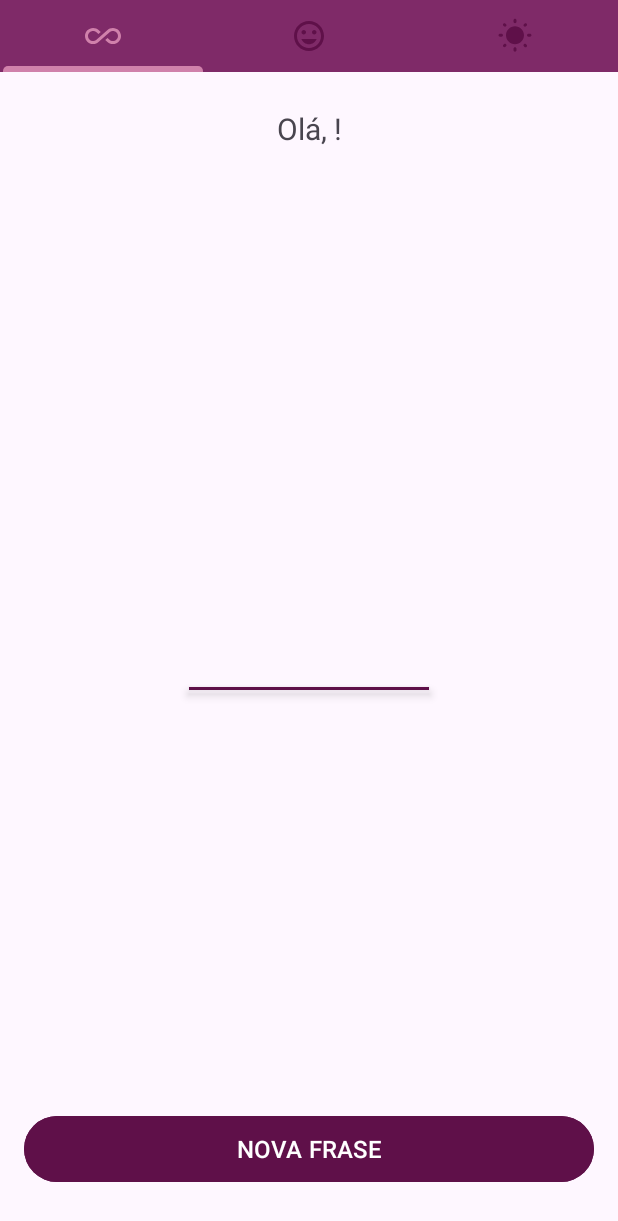
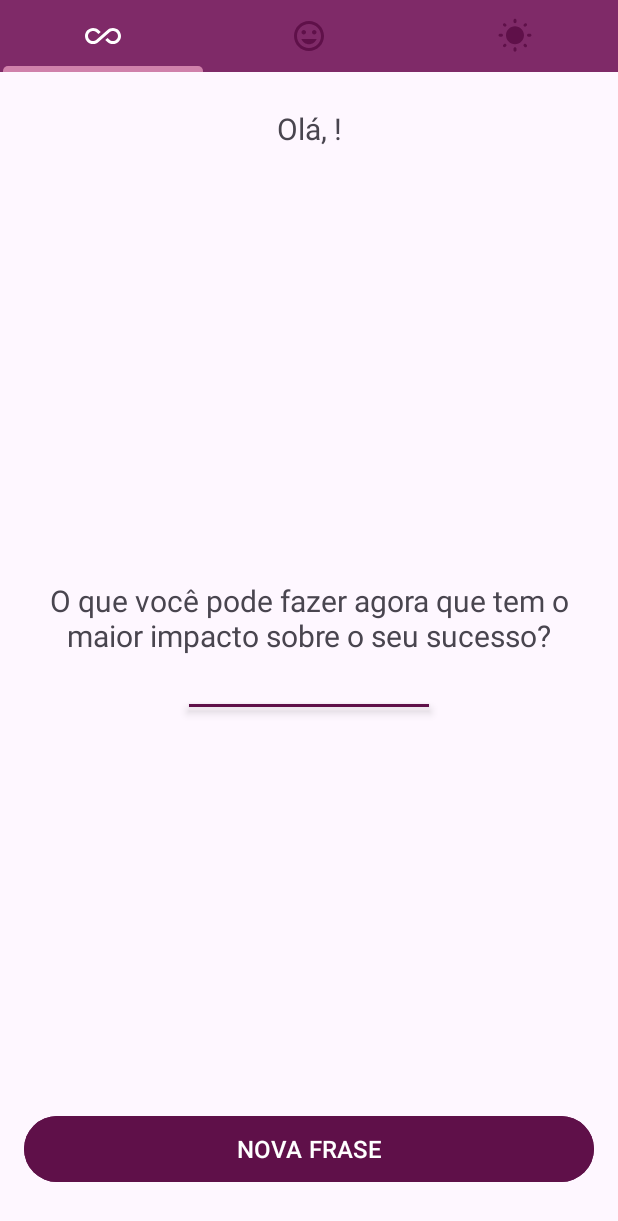
Before and after one commit to HMDarkFir3/motivation-android, an Android app: the MainActivity screen opened directly, with no data from a screen before it, on a phone screen of 412 x 824 dp. Shown: the top 1221 px of the screen. Run offline under Robolectric (Android 15) with nearby library versions, the phone set to English and light mode, and no system bars.

Commit message:
feat: new phrase done

```diff
--- /dev/null
+++ b/app/src/main/java/com/hmdarkfir3/motivation/data/PhraseMock.kt
@@ -0,0 +1,35 @@
+package com.hmdarkfir3.motivation.data
+import com.hmdarkfir3.motivation.models.PhraseModel
+import com.hmdarkfir3.motivation.utils.Constants
+import kotlin.random.Random
+
+class PhraseMock {
+    private val listPhrases = listOf(
+        PhraseModel("Não sabendo que era impossível, foi lá e fez.", HAPPY),
+        PhraseModel("Você não é derrotado quando perde, você é derrotado quando desiste!", HAPPY),
+        PhraseModel("Quando está mais escuro, vemos mais estrelas!", HAPPY),
+        PhraseModel("Insanidade é fazer sempre a mesma coisa e esperar um resultado diferente.", HAPPY),
+        PhraseModel("Não pare quando estiver cansado, pare quando tiver terminado.", HAPPY),
+        PhraseModel("O que você pode fazer agora que tem o maior impacto sobre o seu sucesso?", HAPPY),
+        PhraseModel("A melhor maneira de prever o futuro é inventá-lo.", SUNNY),
+        PhraseModel("Você perde todas as chances que você não aproveita.", SUNNY),
+        PhraseModel("Fracasso é o condimento que dá sabor ao sucesso.", SUNNY),
+        PhraseModel(" Enquanto não estivermos comprometidos, haverá hesitação!", SUNNY),
+        PhraseModel("Se você não sabe onde quer ir, qualquer caminho serve.", SUNNY),
+        PhraseModel("Se você acredita, faz toda a diferença.", SUNNY),
+        PhraseModel("Riscos devem ser corridos, porque o maior perigo é não arriscar nada!", SUNNY)
+    )
+
+    fun getPhrase(categoryId: Int): String {
+        val filteredPhrases = listPhrases.filter { it.categoryId == categoryId || categoryId == ALL }
+        val rand = Random.nextInt(filteredPhrases.size)
+
+        return filteredPhrases[rand].description
+    }
+
+    companion object {
+        private const val ALL = Constants.CATEGORY.ALL
+        private const val HAPPY = Constants.CATEGORY.HAPPY
+        private const val SUNNY = Constants.CATEGORY.SUNNY
+    }
+}
--- /dev/null
+++ b/app/src/main/java/com/hmdarkfir3/motivation/models/PhraseModel.kt
@@ -0,0 +1,3 @@
+package com.hmdarkfir3.motivation.models
+
+data class PhraseModel(val description: String, val categoryId: Int)
--- a/app/src/main/java/com/hmdarkfir3/motivation/ui/MainActivity.kt
+++ b/app/src/main/java/com/hmdarkfir3/motivation/ui/MainActivity.kt
@@ -8,6 +8,7 @@ import androidx.core.content.ContextCompat
 import androidx.core.view.ViewCompat
 import androidx.core.view.WindowInsetsCompat
 import com.hmdarkfir3.motivation.R
+import com.hmdarkfir3.motivation.data.PhraseMock
 import com.hmdarkfir3.motivation.utils.Constants
 import com.hmdarkfir3.motivation.data.SecurityPreferences
 import com.hmdarkfir3.motivation.databinding.ActivityMainBinding
@@ -28,13 +29,23 @@ class MainActivity : AppCompatActivity() {
         window.addFlags(WindowManager.LayoutParams.FLAG_DRAWS_SYSTEM_BAR_BACKGROUNDS)
         window.statusBarColor = ContextCompat.getColor(this, R.color.purple)
 
+        getUsernameOfSharedPreferences()
+        handleNewPhrase()
+
+        binding.buttonNewPhrase.setOnClickListener {
+            handleNewPhrase()
+        }
+    }
+
+    private fun getUsernameOfSharedPreferences() {
         val username = SecurityPreferences(this).getStringAttributes(Constants.KEY.USERNAME_KEY)
         val helloMessage = getString(R.string.hello, username)
+        binding.textHello.text = helloMessage
+    }
 
-        binding.textHello.text = helloMessage
-
-        binding.buttonNewPhrase.setOnClickListener {
-
-        }
+    private fun handleNewPhrase() {
+        val selectedCategoryIndex = binding.tabMotivationCategory.selectedTabPosition
+        val newPhrase = PhraseMock().getPhrase(selectedCategoryIndex)
+        binding.textPhrase.text = newPhrase
     }
 }
--- a/app/src/main/java/com/hmdarkfir3/motivation/ui/UserActivity.kt
+++ b/app/src/main/java/com/hmdarkfir3/motivation/ui/UserActivity.kt
@@ -11,7 +11,6 @@ import com.hmdarkfir3.motivation.R
 import com.hmdarkfir3.motivation.utils.Constants
 import com.hmdarkfir3.motivation.data.SecurityPreferences
 import com.hmdarkfir3.motivation.databinding.ActivityUserBinding
-import kotlin.reflect.KClass
 
 class UserActivity : AppCompatActivity() {
     private lateinit var binding: ActivityUserBinding
@@ -31,11 +30,11 @@ class UserActivity : AppCompatActivity() {
 
         mSecurityPreferences = SecurityPreferences(this)
 
+        verifyUsernameAlreadyExists()
+
         binding.buttonSave.setOnClickListener {
             handleSave()
         }
-
-        verifyUsernameAlreadyExists()
     }
 
     private fun handleSave() {
--- a/app/src/main/java/com/hmdarkfir3/motivation/utils/Constants.kt
+++ b/app/src/main/java/com/hmdarkfir3/motivation/utils/Constants.kt
@@ -5,4 +5,10 @@ class Constants private constructor() {
         const val MOTIVATION_STORAGE = "MOTIVATION_APP"
         const val USERNAME_KEY = "USERNAME"
     }
+
+    object CATEGORY {
+        const val ALL = 0
+        const val HAPPY = 1
+        const val SUNNY = 2
+    }
 }
--- a/app/src/main/res/color/tab_icon_color.xml
+++ b/app/src/main/res/color/tab_item_toggle_color.xml
@@ -1,5 +1,5 @@
 <?xml version="1.0" encoding="utf-8"?>
 <selector xmlns:android="http://schemas.android.com/apk/res/android">
-    <item android:state_selected="true" android:color="@color/light_purple" />
+    <item android:state_selected="true" android:color="@color/white" />
     <item android:color="@color/dark_purple" />
 </selector>
--- a/app/src/main/res/layout/activity_main.xml
+++ b/app/src/main/res/layout/activity_main.xml
@@ -8,14 +8,14 @@
     tools:context=".ui.MainActivity">
 
     <com.google.android.material.tabs.TabLayout
-        android:id="@+id/tab_motivation_types"
+        android:id="@+id/tab_motivation_category"
         android:layout_width="match_parent"
         android:layout_height="wrap_content"
         android:background="@color/purple"
         app:layout_constraintEnd_toEndOf="parent"
         app:layout_constraintStart_toStartOf="parent"
         app:layout_constraintTop_toTopOf="parent"
-        app:tabIconTint="@color/tab_icon_color"
+        app:tabIconTint="@color/tab_item_toggle_color"
         app:tabIndicatorFullWidth="true"
         app:tabIndicatorHeight="4dp">
 
@@ -45,7 +45,7 @@
         android:textSize="20sp"
         app:layout_constraintEnd_toEndOf="parent"
         app:layout_constraintStart_toStartOf="parent"
-        app:layout_constraintTop_toBottomOf="@+id/tab_motivation_types" />
+        app:layout_constraintTop_toBottomOf="@+id/tab_motivation_category" />
 
     <TextView
         android:id="@+id/text_phrase"
```
